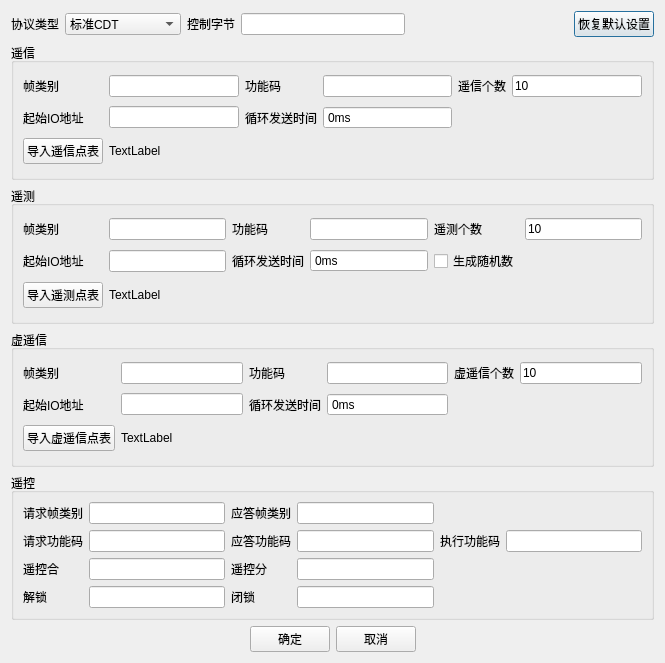
First picture: the form in ProtocolTools/ui/cdtsettingdlg.ui, repository CGinMax/ProtocolTools, before the edit.
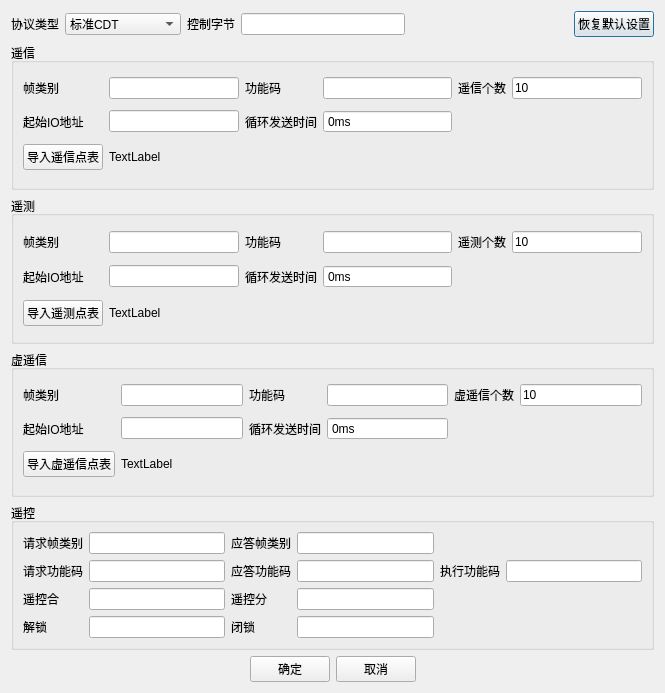
Second picture: the form after the edit.

The edit to the form file:
```diff
--- a/ProtocolTools/ui/cdtsettingdlg.ui
+++ b/ProtocolTools/ui/cdtsettingdlg.ui
@@ -7,7 +7,7 @@
     <x>0</x>
     <y>0</y>
     <width>665</width>
-    <height>663</height>
+    <height>693</height>
    </rect>
   </property>
   <property name="windowTitle">
@@ -208,13 +208,6 @@
         </property>
        </widget>
       </item>
-      <item row="1" column="4">
-       <widget class="QCheckBox" name="cbRandom">
-        <property name="text">
-         <string>生成随机数</string>
-        </property>
-       </widget>
-      </item>
       <item row="1" column="3">
        <widget class="QSpinBox" name="edYcTime">
         <property name="alignment">
```
Left out of the diff: 1 changed line with no effect on the pictures.
